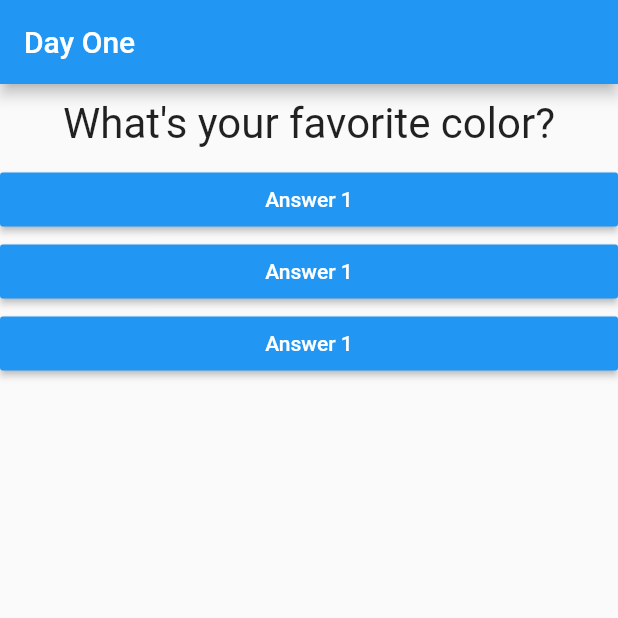
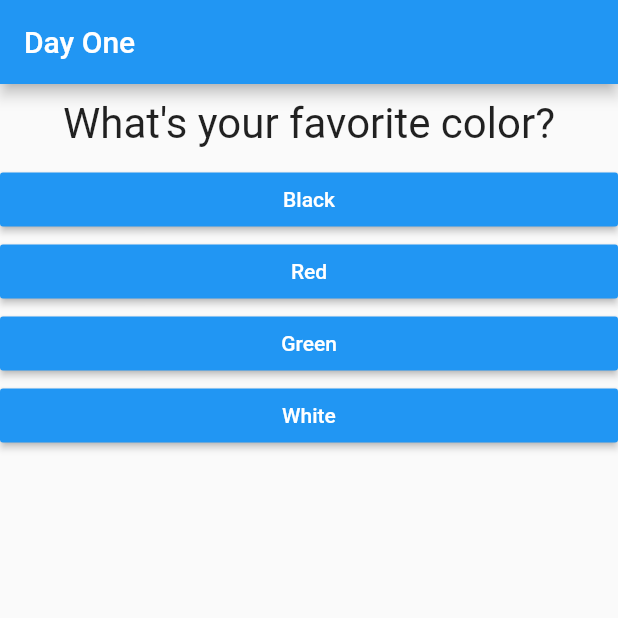
Before and after one commit to gonzaleza61/flutter_complete_guide, a Flutter app: the screen it shows after launch, on a phone screen of 412 x 824 dp, the top half of it. Run offline on Flutter 3.47's test engine with Material 2 defaults, Android fonts, the phone set to English and light mode, and no system bars.

```diff
--- a/lib/answer.dart
+++ b/lib/answer.dart
@@ -4,8 +4,9 @@ import 'package:flutter/material.dart';
 
 class Answer extends StatelessWidget {
   final Function selectHandler;
+  final String answerText;
 
-  Answer(this.selectHandler);
+  Answer(this.selectHandler, this.answerText);
 
   @override
   Widget build(BuildContext context) {
@@ -14,7 +15,7 @@ class Answer extends StatelessWidget {
       child: RaisedButton(
         color: Colors.blue,
         textColor: Colors.white,
-        child: Text('Answer 1'),
+        child: Text(answerText),
         onPressed: selectHandler,
       ),
     );
--- a/lib/main.dart
+++ b/lib/main.dart
@@ -59,10 +59,13 @@ class _MyAppState extends State<MyApp> {
         ),
         body: Column(
           children: [
-            Question(questions[_questionIndex]['questionText']),
-            Answer(_answerQuestion),
-            Answer(_answerQuestion),
-            Answer(_answerQuestion),
+            Question(
+              questions[_questionIndex]['questionText'],
+            ),
+            ...(questions[_questionIndex]['answers'] as List<String>)
+                .map((answer) {
+              return Answer(_answerQuestion, answer);
+            }).toList()
           ],
         ),
       ),
```
